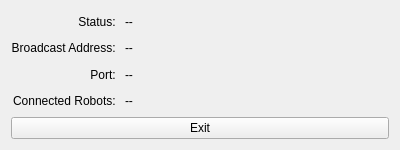
Enri2077/rsbb, file rsbb_refbox/src/rqt_roah_rsbb/core_status.ui: the form before one commit.
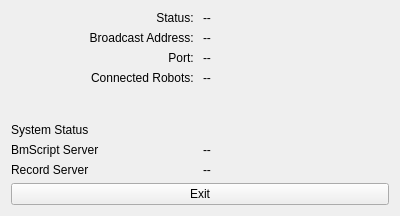
The form after the commit.

Commit message: score is saved when modified, finished run_selector, added system status info in rqt

Patch:
```diff
--- a/rsbb_refbox/src/rqt_roah_rsbb/core_status.ui
+++ b/rsbb_refbox/src/rqt_roah_rsbb/core_status.ui
@@ -7,7 +7,7 @@
     <x>0</x>
     <y>0</y>
     <width>400</width>
-    <height>150</height>
+    <height>216</height>
    </rect>
   </property>
   <property name="windowTitle">
@@ -15,7 +15,7 @@
   </property>
   <layout class="QVBoxLayout" name="verticalLayout">
    <item>
-    <layout class="QGridLayout" name="gridLayout" columnstretch="0,1">
+    <layout class="QGridLayout" name="gridLayout" columnstretch="0,0">
      <item row="0" column="1">
       <widget class="QLabel" name="status">
        <property name="text">
@@ -86,6 +86,58 @@
      </item>
     </layout>
    </item>
+   <item>
+    <spacer name="verticalSpacer">
+     <property name="orientation">
+      <enum>Qt::Vertical</enum>
+     </property>
+     <property name="sizeHint" stdset="0">
+      <size>
+       <width>20</width>
+       <height>40</height>
+      </size>
+     </property>
+    </spacer>
+   </item>
+   <item>
+    <widget class="QLabel" name="system_status">
+     <property name="text">
+      <string>System Status</string>
+     </property>
+    </widget>
+   </item>
+   <item>
+    <layout class="QGridLayout" name="gridLayout_2" rowstretch="0,0">
+     <item row="0" column="0">
+      <widget class="QLabel" name="bm_server_label">
+       <property name="text">
+        <string>BmScript Server</string>
+       </property>
+      </widget>
+     </item>
+     <item row="0" column="1">
+      <widget class="QLabel" name="bm_server_status">
+       <property name="text">
+        <string>--</string>
+       </property>
+      </widget>
+     </item>
+     <item row="1" column="0">
+      <widget class="QLabel" name="record_server_label">
+       <property name="text">
+        <string>Record Server</string>
+       </property>
+      </widget>
+     </item>
+     <item row="1" column="1">
+      <widget class="QLabel" name="record_server_status">
+       <property name="text">
+        <string>--</string>
+       </property>
+      </widget>
+     </item>
+    </layout>
+   </item>
    <item>
     <widget class="QPushButton" name="shutdown">
      <property name="text">
```
The commit also changes 18 other files.
